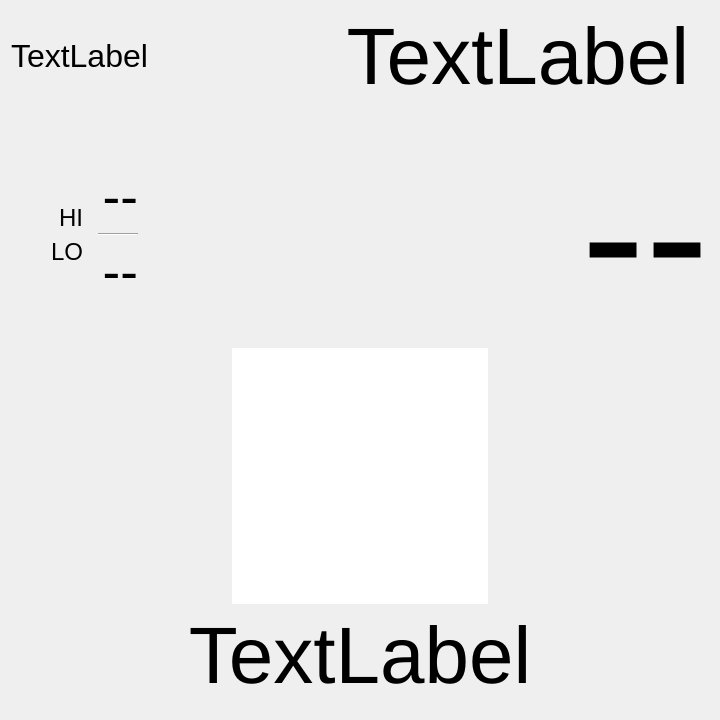
First picture: the form in weatherfxLite.ui, repository iachievedit/weatherfxlite, before the edit.
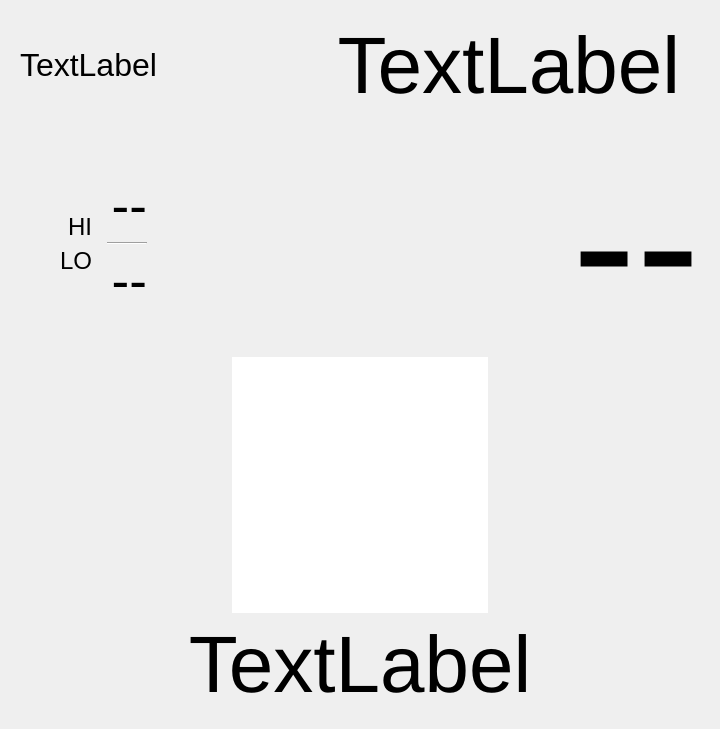
Second picture: the form after the edit.

Commit message: tighten text

```diff
--- a/weatherfxLite.ui
+++ b/weatherfxLite.ui
@@ -14,6 +14,21 @@
    <string>Form</string>
   </property>
   <layout class="QGridLayout" name="gridLayout">
+   <property name="sizeConstraint">
+    <enum>QLayout::SetMinAndMaxSize</enum>
+   </property>
+   <property name="leftMargin">
+    <number>20</number>
+   </property>
+   <property name="topMargin">
+    <number>20</number>
+   </property>
+   <property name="rightMargin">
+    <number>20</number>
+   </property>
+   <property name="bottomMargin">
+    <number>20</number>
+   </property>
    <item row="0" column="0">
     <layout class="QVBoxLayout" name="verticalLayout_3">
      <item>
@@ -37,7 +52,7 @@
        <item>
         <widget class="QLabel" name="currentTime">
          <property name="sizePolicy">
-          <sizepolicy hsizetype="Preferred" vsizetype="Preferred">
+          <sizepolicy hsizetype="Maximum" vsizetype="Preferred">
            <horstretch>0</horstretch>
            <verstretch>0</verstretch>
           </sizepolicy>
```
